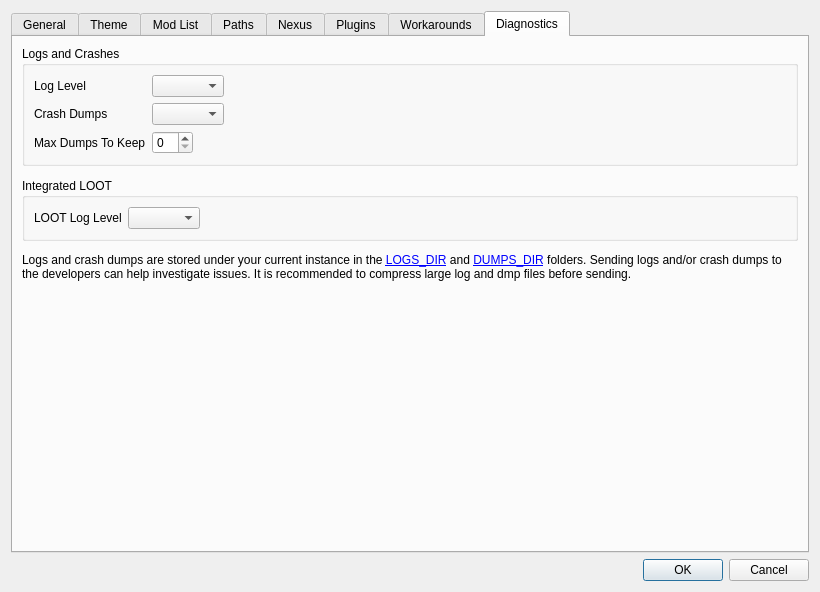
This is src/settingsdialog.ui in ModOrganizer2/modorganizer as Qt 5 draws it before an edit. The edited form follows.
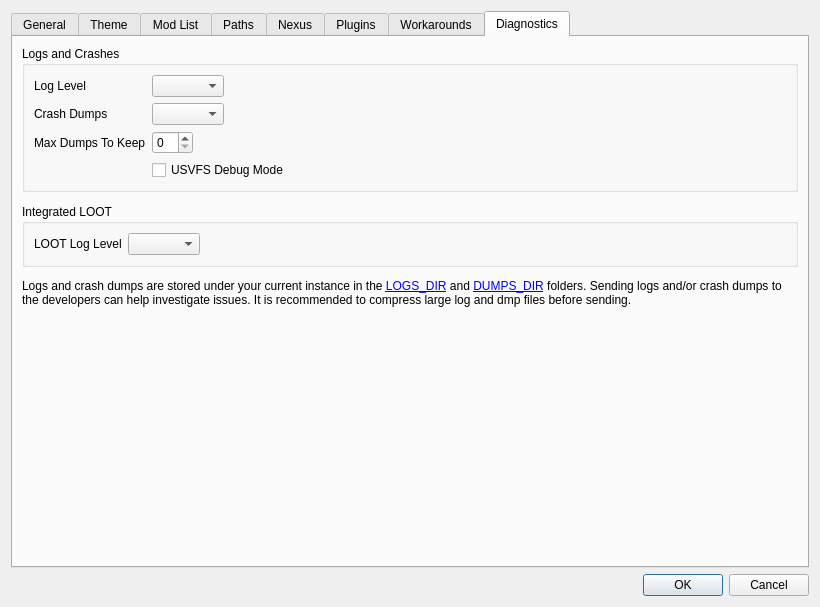
This is the edited form. The open tabs and pages were chosen to show the change. Icons and pictures are not drawn. Custom widgets are drawn as their Qt base class.

Commit message: Add checkbox to enable USVFS debug mode.

What changed in the file:
```diff
--- a/src/settingsdialog.ui
+++ b/src/settingsdialog.ui
@@ -7,7 +7,7 @@
     <x>0</x>
     <y>0</y>
     <width>820</width>
-    <height>592</height>
+    <height>607</height>
    </rect>
   </property>
   <property name="windowTitle">
@@ -2247,6 +2247,16 @@
             </property>
            </widget>
           </item>
+          <item row="3" column="1">
+           <widget class="QCheckBox" name="usvfsDebugModeBox">
+            <property name="toolTip">
+             <string>For developer only.</string>
+            </property>
+            <property name="text">
+             <string>USVFS Debug Mode</string>
+            </property>
+           </widget>
+          </item>
          </layout>
         </widget>
        </item>
```
Left out of the diff: 17 changed lines with no effect on the pictures. The commit also changes 6 other files.
